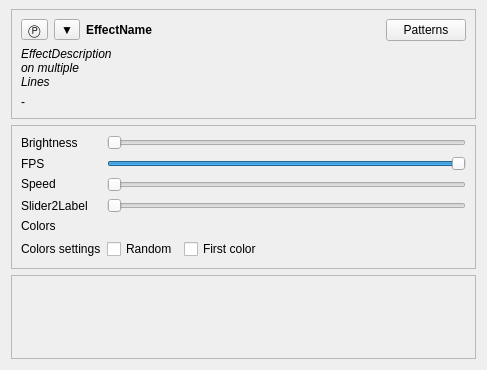
First picture: the form in OpenRGBEffectPage.ui, repository DLdota/OpenRGBEffectsPlugin, before the edit.
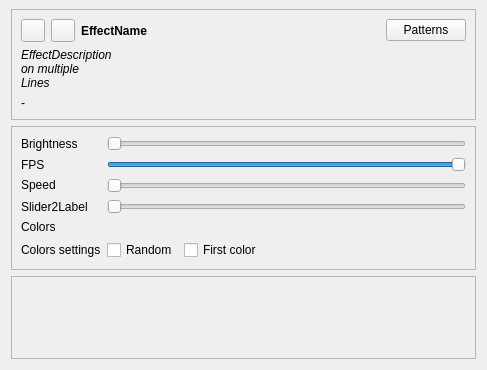
Second picture: the form after the edit. Custom widgets are drawn as their Qt base class.

```diff
--- a/OpenRGBEffectPage.ui
+++ b/OpenRGBEffectPage.ui
@@ -47,14 +47,14 @@
          <string>Preview</string>
         </property>
         <property name="text">
-         <string>Ⓟ</string>
+         <string/>
         </property>
        </widget>
       </item>
       <item row="0" column="1">
        <widget class="QToolButton" name="toggle_info">
         <property name="text">
-         <string>▼</string>
+         <string/>
         </property>
        </widget>
       </item>
```
